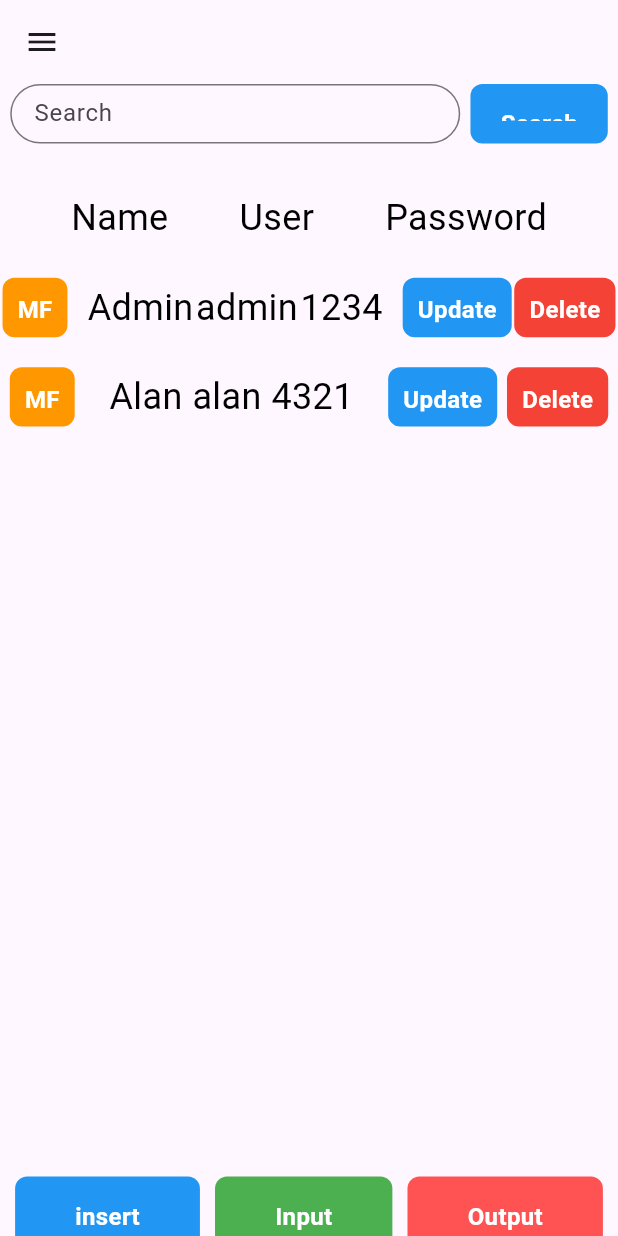
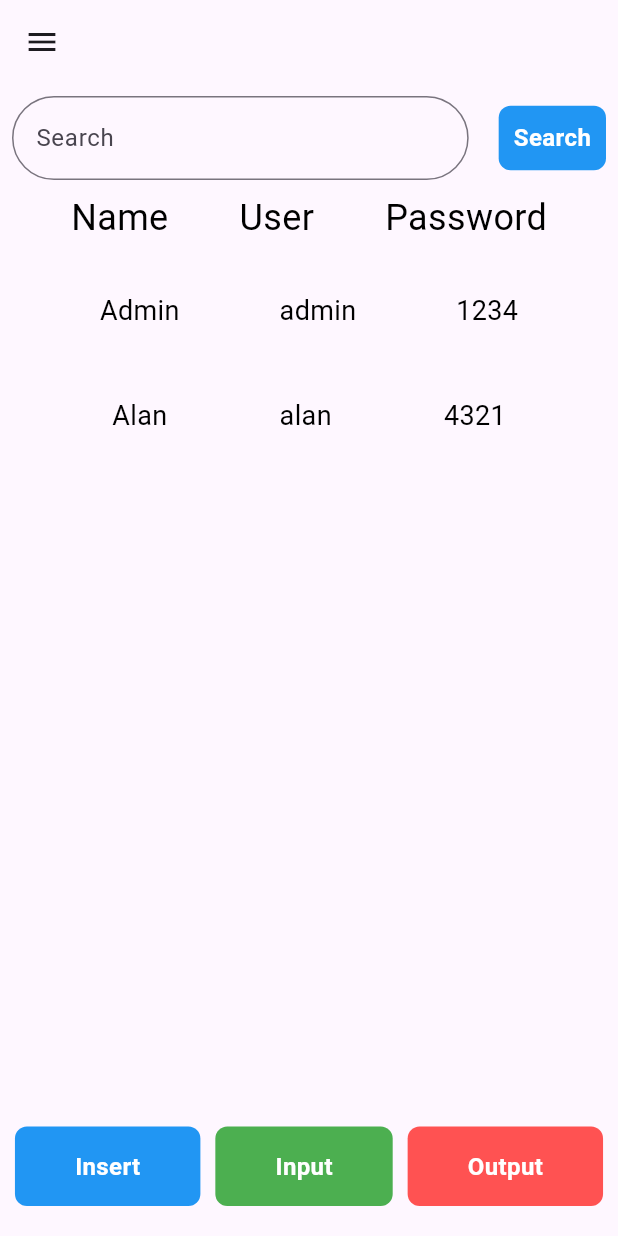
Before and after one commit to Alan-Allen/NSRC_54_Flutter_School, a Flutter app: the screen it shows after launch, after a tap on "Account Seting", on a phone screen of 412 x 824 dp. Run offline on Flutter 3.47's test engine with Material 3 defaults, Android fonts, the light colour scheme and no system bars.

Commit message:
school-2024/3/1/04:12

```diff
--- a/lib/screens/AccountScreen.dart
+++ b/lib/screens/AccountScreen.dart
@@ -9,20 +9,18 @@ class AccountScreen extends StatelessWidget {
 
   @override
   Widget build(BuildContext context) {
-    return MaterialApp(
-      title: 'Account',
-      home: Scaffold(
+    return Scaffold(
       appBar: AppBar(),
       drawer: CommonDrawer.getDrawer(context),
       body: Column(
+        crossAxisAlignment: CrossAxisAlignment.stretch,
         children: [
-            Expanded(
+          Padding(
+            padding: const EdgeInsets.all(8.0),
             child: Row(
               mainAxisAlignment: MainAxisAlignment.spaceEvenly,
               children: [
-                    Center(
-                      child: SizedBox(
-                        width: 300, // 调整宽度
+                Expanded(
                   child: TextField(
                     controller: _searchController,
                     decoration: InputDecoration(
@@ -35,29 +33,16 @@ class AccountScreen extends StatelessWidget {
                     ),
                   ),
                 ),
-                    ),
-                    Center(
-                      child: CustomButton(
-                        onPressed: () {
+                const SizedBox(width: 20),
+                _buildButton('Search', Colors.blue, () {
                   print("Search Button Pressed");
                   String search = _searchController.text;
                   print('search: $search');
-                        },
-                        text: 'Search',
-                        color: Colors.blue,
-                        textColor: Colors.white,
-                        width: 20,
-                        height: 15,
-                      ),
-                    ),
+                }),
               ],
             ),
           ),
-            const SizedBox(height: 30),
-            const Expanded(
-                child:SizedBox(
-                  width: double.infinity, // 让 Row 占据整个屏幕宽度
-                  child: Row(
+          const Row(
             mainAxisAlignment: MainAxisAlignment.spaceEvenly,
             children: [
               Text('Name', style: TextStyle(color: Colors.black, fontSize: 24)),
@@ -65,142 +50,70 @@ class AccountScreen extends StatelessWidget {
               Text('Password', style: TextStyle(color: Colors.black, fontSize: 24)),
             ],
           ),
-                ),
-            ),
-            const SizedBox(height: 20), // 间距
+          const SizedBox(height: 20),
+          _buildRow('Admin', 'admin', '1234'),
+          const SizedBox(height: 20),
+          _buildRow('Alan', 'alan', '4321'),
+          const SizedBox(height: 20),
           Expanded(
+            child: Align(
+              alignment: Alignment.bottomCenter,
               child: Row(
                 mainAxisAlignment: MainAxisAlignment.spaceEvenly,
                 children: [
-                    CustomButton(
-                        onPressed: () {
-                          print('MF Button Pressed');
-                        },
-                        text: 'MF',
-                        color: Colors.orange,
-                        textColor: Colors.white,
-                        width: 10,
-                        height: 10
-                    ),
-                    const SizedBox(width: 10),
-                    const Text('Admin', style: TextStyle(color: Colors.black, fontSize: 24)),
-                    const Text('admin', style: TextStyle(color: Colors.black, fontSize: 24)),
-                    const Text('1234', style: TextStyle(color: Colors.black, fontSize: 24)),
-                    const SizedBox(width: 10),
-                    CustomButton(
-                        onPressed: () {
-                          print('Update Button Pressed');
-                        },
-                        text: 'Update',
-                        color: Colors.blue,
-                        textColor: Colors.white,
-                        width: 10,
-                        height: 10
-                    ),
-                    CustomButton(
-                        onPressed: () {
-                          print('Delete Button Pressed');
-                        },
-                        text: 'Delete',
-                        color: Colors.red,
-                        textColor: Colors.white,
-                        width: 10,
-                        height: 10
-                    ),
-                  ],
-                ),
-            ),
-            const SizedBox(height: 20), // 间距
-            Expanded(
-                child: Row(
-                  mainAxisAlignment: MainAxisAlignment.spaceEvenly,
-                  children: [
-                    CustomButton(
-                        onPressed: () {
-                          print('MF Button Pressed');
-                        },
-                        text: 'MF',
-                        color: Colors.orange,
-                        textColor: Colors.white,
-                        width: 10,
-                        height: 10
-                    ),
-                    const SizedBox(width: 10),
-                    const Text('Alan', style: TextStyle(color: Colors.black, fontSize: 24)),
-                    const Text('alan', style: TextStyle(color: Colors.black, fontSize: 24)),
-                    const Text('4321', style: TextStyle(color: Colors.black, fontSize: 24)),
-                    const SizedBox(width: 10),
-                    CustomButton(
-                        onPressed: () {
-                          print('Update Button Pressed');
-                        },
-                        text: 'Update',
-                        color: Colors.blue,
-                        textColor: Colors.white,
-                        width: 10,
-                        height: 10
-                    ),
-                    CustomButton(
-                        onPressed: () {
-                          print('Delete Button Pressed');
-                        },
-                        text: 'Delete',
-                        color: Colors.red,
-                        textColor: Colors.white,
-                        width: 10,
-                        height: 10
-                    ),
-                  ],
-                ),
-            ),
-            const SizedBox(height: 500),
-            Expanded(
-              child: Align(
-                child: Column(
-                  crossAxisAlignment: CrossAxisAlignment.stretch,
-                  children: [
-                    Row(
-                      mainAxisAlignment: MainAxisAlignment.spaceEvenly,
-                      children: [
-                        CustomButton(
-                          onPressed: () {
+                  _buildButton2('Insert', Colors.blue, () {
                     print('Insert Button Pressed');
-                          },
-                          text: 'insert',
-                          color: Colors.blue,
-                          textColor: Colors.white,
-                          width: 40,
-                          height: 15,
-                        ),
-                        CustomButton(
-                          onPressed: () {
-                            print('Intput Button Pressed');
-                          },
-                          text: 'Input',
-                          color: Colors.green,
-                          textColor: Colors.white,
-                          width: 40,
-                          height: 15,
-                        ),
-                        CustomButton(
-                          onPressed: () {
+                  }),
+                  _buildButton2('Input', Colors.green, () {
+                    print('Input Button Pressed');
+                  }),
+                  _buildButton2('Output', Colors.redAccent, () {
                     print('Output Button Pressed');
-                          },
-                          text: 'Output',
-                          color: Colors.redAccent,
-                          textColor: Colors.white,
-                          width: 40,
-                          height: 15,
-                        ),
-                      ],
-                    ),
+                  }),
                 ],
               ),
             ),
           ),
+          const SizedBox(height: 20),
         ],
-        ),
       ),
     );
   }
+
+  Widget _buildRow(String name, String user, String password, {double fontSize = 18}) {
+    return SizedBox(
+        width: 30,
+        height: 50,
+        child: Row(
+          mainAxisAlignment: MainAxisAlignment.spaceEvenly,
+          children: [
+            Text(name, style: TextStyle(color: Colors.black, fontSize: fontSize)),
+            Text(user, style: TextStyle(color: Colors.black, fontSize: fontSize)),
+            Text(password, style: TextStyle(color: Colors.black, fontSize: fontSize)),
+          ],
+        ),
+    );
   }
+
+  Widget _buildButton(String text, Color color, VoidCallback onPressed) {
+    return CustomButton(
+      onPressed: onPressed,
+      text: text,
+      color: color,
+      textColor: Colors.white,
+      width: 10,
+      height: 10,
+    );
+  }
+
+  Widget _buildButton2(String text, Color color, VoidCallback onPressed) {
+    return CustomButton(
+      onPressed: onPressed,
+      text: text,
+      color: color,
+      textColor: Colors.white,
+      width: 40,
+      height: 15,
+    );
+  }
+}
```
Lines whose indentation alone changed are shown as unchanged.
